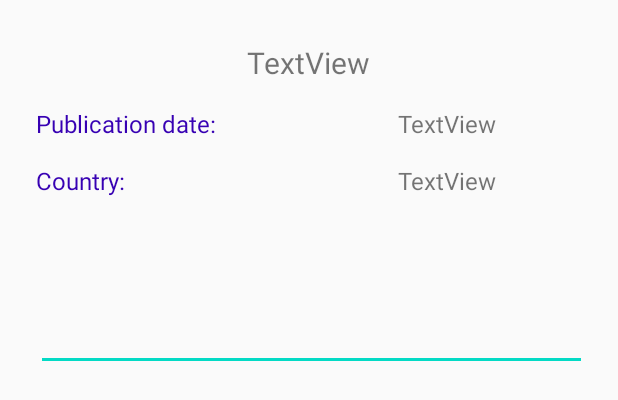
After one commit to BadGomez/Projeto_Final, an Android app: the layout item_noticia.xml on its own in the app's theme, with its tools: preview values and no code run, on a phone screen of 412 x 824 dp. The commit adds this screen. Shown: the top 400 px of the screen. Run offline under Robolectric (Android 15) with nearby library versions, the phone set to English and light mode, and no system bars.

Commit message:
itemNoticias Concluido

```diff
--- /dev/null
+++ b/app/src/main/res/layout/item_noticia.xml
@@ -0,0 +1,84 @@
+<?xml version="1.0" encoding="utf-8"?>
+<androidx.constraintlayout.widget.ConstraintLayout xmlns:android="http://schemas.android.com/apk/res/android"
+    xmlns:app="http://schemas.android.com/apk/res-auto"
+    xmlns:tools="http://schemas.android.com/tools"
+    android:layout_width="match_parent"
+    android:layout_height="280dp">
+
+    <TextView
+        android:id="@+id/textViewTituloNoticia"
+        android:layout_width="wrap_content"
+        android:layout_height="wrap_content"
+        android:layout_marginTop="28dp"
+        android:text="TextView"
+        android:textSize="20sp"
+        app:layout_constraintEnd_toEndOf="parent"
+        app:layout_constraintHorizontal_bias="0.498"
+        app:layout_constraintStart_toStartOf="parent"
+        app:layout_constraintTop_toTopOf="parent" />
+
+    <EditText
+        android:id="@+id/editTextTextMultiLineConteudoNoticia"
+        android:layout_width="367dp"
+        android:layout_height="100dp"
+        android:layout_marginStart="24dp"
+        android:layout_marginLeft="24dp"
+        android:layout_marginTop="16dp"
+        android:layout_marginEnd="24dp"
+        android:layout_marginRight="24dp"
+        android:ems="10"
+        android:gravity="start|top"
+        android:inputType="textMultiLine"
+        app:layout_constraintEnd_toEndOf="parent"
+        app:layout_constraintHorizontal_bias="0.0"
+        app:layout_constraintStart_toStartOf="parent"
+        app:layout_constraintTop_toBottomOf="@+id/PaisNoticia" />
+
+    <TextView
+        android:id="@+id/DataNoticia"
+        android:layout_width="159dp"
+        android:layout_height="22dp"
+        android:layout_marginStart="24dp"
+        android:layout_marginLeft="24dp"
+        android:layout_marginTop="16dp"
+        android:text="@string/DataDePublicação"
+        android:textColor="@color/colorPrimaryDark"
+        android:textSize="16sp"
+        app:layout_constraintStart_toStartOf="parent"
+        app:layout_constraintTop_toBottomOf="@+id/textViewTituloNoticia" />
+
+    <TextView
+        android:id="@+id/textViewDataNoticia"
+        android:layout_width="wrap_content"
+        android:layout_height="wrap_content"
+        android:text="TextView"
+        android:textSize="16sp"
+        app:layout_constraintBaseline_toBaselineOf="@+id/DataNoticia"
+        app:layout_constraintEnd_toEndOf="parent"
+        app:layout_constraintHorizontal_bias="0.503"
+        app:layout_constraintStart_toEndOf="@+id/DataNoticia" />
+
+    <TextView
+        android:id="@+id/PaisNoticia"
+        android:layout_width="159dp"
+        android:layout_height="22dp"
+        android:layout_marginStart="24dp"
+        android:layout_marginLeft="24dp"
+        android:layout_marginTop="16dp"
+        android:text="@string/Pais_Noticia"
+        android:textColor="@color/colorPrimaryDark"
+        android:textSize="16sp"
+        app:layout_constraintStart_toStartOf="parent"
+        app:layout_constraintTop_toBottomOf="@+id/DataNoticia" />
+
+    <TextView
+        android:id="@+id/textViewPaisNoticia"
+        android:layout_width="wrap_content"
+        android:layout_height="wrap_content"
+        android:text="TextView"
+        android:textSize="16sp"
+        app:layout_constraintBaseline_toBaselineOf="@+id/PaisNoticia"
+        app:layout_constraintEnd_toEndOf="parent"
+        app:layout_constraintStart_toEndOf="@+id/PaisNoticia" />
+
+</androidx.constraintlayout.widget.ConstraintLayout>
--- a/app/src/main/res/values/strings.xml
+++ b/app/src/main/res/values/strings.xml
@@ -83,4 +83,6 @@
     <string name="Pais_pais">Nationality:</string>
     <string name="Genero_genero">Gender:</string>
     <string name="PaisParaVer">Choose Country</string>
+    <string name="DataDePublicação">Publication date:</string>
+    <string name="Pais_Noticia">Country:</string>
 </resources>
```
Also changed, not shown: 1 other file.
